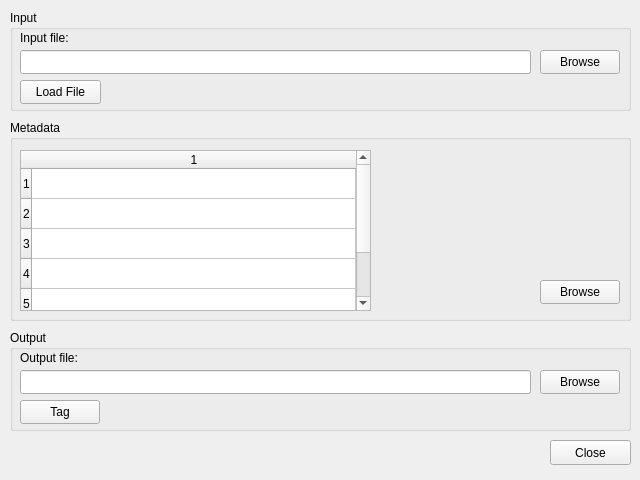
First picture: the form in mainwindow.ui, repository dylondark/InTAGrator, before the edit.
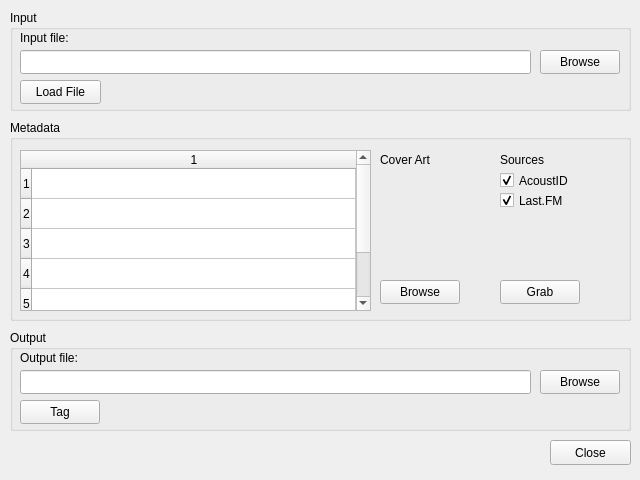
Second picture: the form after the edit.

The edit to the form file:
```diff
--- a/mainwindow.ui
+++ b/mainwindow.ui
@@ -116,9 +116,9 @@
      <property name="geometry">
       <rect>
        <x>370</x>
-       <y>40</y>
-       <width>151</width>
-       <height>141</height>
+       <y>60</y>
+       <width>91</width>
+       <height>91</height>
       </rect>
      </property>
      <property name="frameShape">
@@ -137,7 +137,7 @@
     <widget class="QPushButton" name="artBrowseButton">
      <property name="geometry">
       <rect>
-       <x>530</x>
+       <x>370</x>
        <y>160</y>
        <width>80</width>
        <height>24</height>
@@ -179,6 +179,77 @@
      <row/>
      <column/>
     </widget>
+    <widget class="QLabel" name="label_2">
+     <property name="geometry">
+      <rect>
+       <x>370</x>
+       <y>30</y>
+       <width>61</width>
+       <height>20</height>
+      </rect>
+     </property>
+     <property name="text">
+      <string>Cover Art</string>
+     </property>
+    </widget>
+    <widget class="QCheckBox" name="acoustIDCheckBox">
+     <property name="geometry">
+      <rect>
+       <x>490</x>
+       <y>50</y>
+       <width>76</width>
+       <height>21</height>
+      </rect>
+     </property>
+     <property name="text">
+      <string>AcoustID</string>
+     </property>
+     <property name="checked">
+      <bool>true</bool>
+     </property>
+    </widget>
+    <widget class="QCheckBox" name="lastFMCheckBox">
+     <property name="geometry">
+      <rect>
+       <x>490</x>
+       <y>70</y>
+       <width>76</width>
+       <height>21</height>
+      </rect>
+     </property>
+     <property name="text">
+      <string>Last.FM</string>
+     </property>
+     <property name="checked">
+      <bool>true</bool>
+     </property>
+    </widget>
+    <widget class="QLabel" name="label_3">
+     <property name="geometry">
+      <rect>
+       <x>490</x>
+       <y>30</y>
+       <width>61</width>
+       <height>20</height>
+      </rect>
+     </property>
+     <property name="text">
+      <string>Sources</string>
+     </property>
+    </widget>
+    <widget class="QPushButton" name="grabButton">
+     <property name="geometry">
+      <rect>
+       <x>490</x>
+       <y>160</y>
+       <width>80</width>
+       <height>24</height>
+      </rect>
+     </property>
+     <property name="text">
+      <string>Grab</string>
+     </property>
+    </widget>
    </widget>
    <widget class="QGroupBox" name="outputGroupBox">
     <property name="geometry">
```
